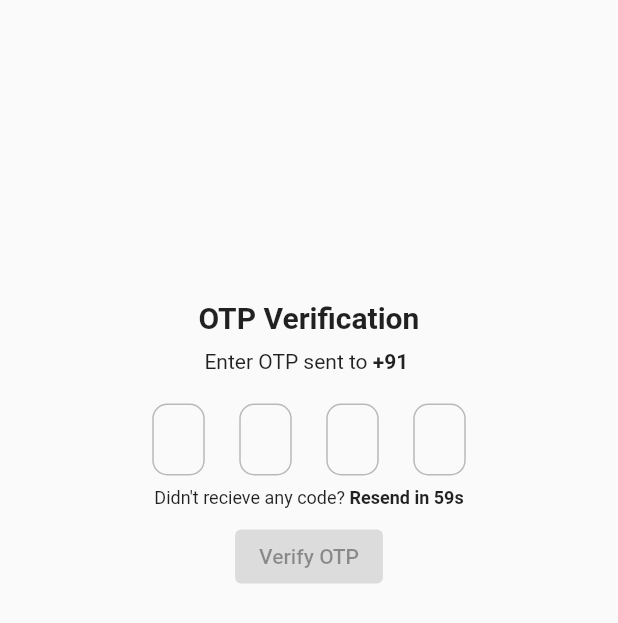
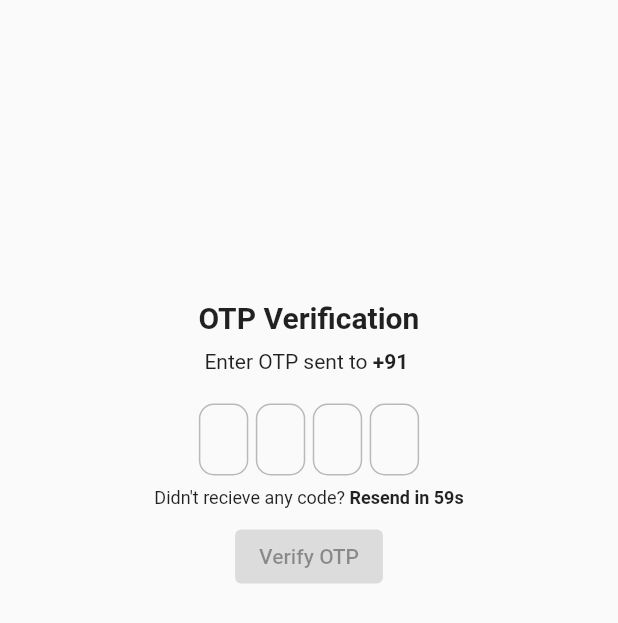
Before and after one commit to Mayuresh-G-Mhatre/public-bicycle-sharing-2, a Flutter app: the OtpScreen screen opened directly with empty values, on a phone screen of 412 x 824 dp. Shown: the top 623 px of the screen. Run offline on Flutter 3.47's test engine with Material 2 defaults, Android fonts, the phone set to English and light mode, and no system bars; drawn by our look-alikes of otp_text_field; our stand-ins replace animated_text_kit, lottie, salomon_bottom_bar, share_plus, shared_preferences, sidebarx; accounts and stored records are empty.

Commit message:
resized otp field width to adaptive, added space between and changed alignment to center

```diff
--- a/lib/screens/login/otp.dart
+++ b/lib/screens/login/otp.dart
@@ -24,6 +24,9 @@ class _OtpScreenState extends State<OtpScreen> {
   int _seconds = 60;
   late Timer _timer;
 
+  late double width;
+  late double height;
+
   @override
   void initState() {
     super.initState();
@@ -43,6 +46,8 @@ class _OtpScreenState extends State<OtpScreen> {
 
   @override
   Widget build(BuildContext context) {
+    width = MediaQuery.of(context).size.width;
+    height = MediaQuery.of(context).size.height;
     return Scaffold(
       body: SafeArea(
         child: Column(
@@ -72,8 +77,9 @@ class _OtpScreenState extends State<OtpScreen> {
                 controller: otpController,
                 length: 4,
                 width: MediaQuery.of(context).size.width,
-                textFieldAlignment: MainAxisAlignment.spaceAround,
-                fieldWidth: 35,
+                spaceBetween: 5.0,
+                textFieldAlignment: MainAxisAlignment.center,
+                fieldWidth: width * 0.08,
                 fieldStyle: FieldStyle.box,
                 outlineBorderRadius: 10,
                 style: const TextStyle(fontSize: 15),
```
